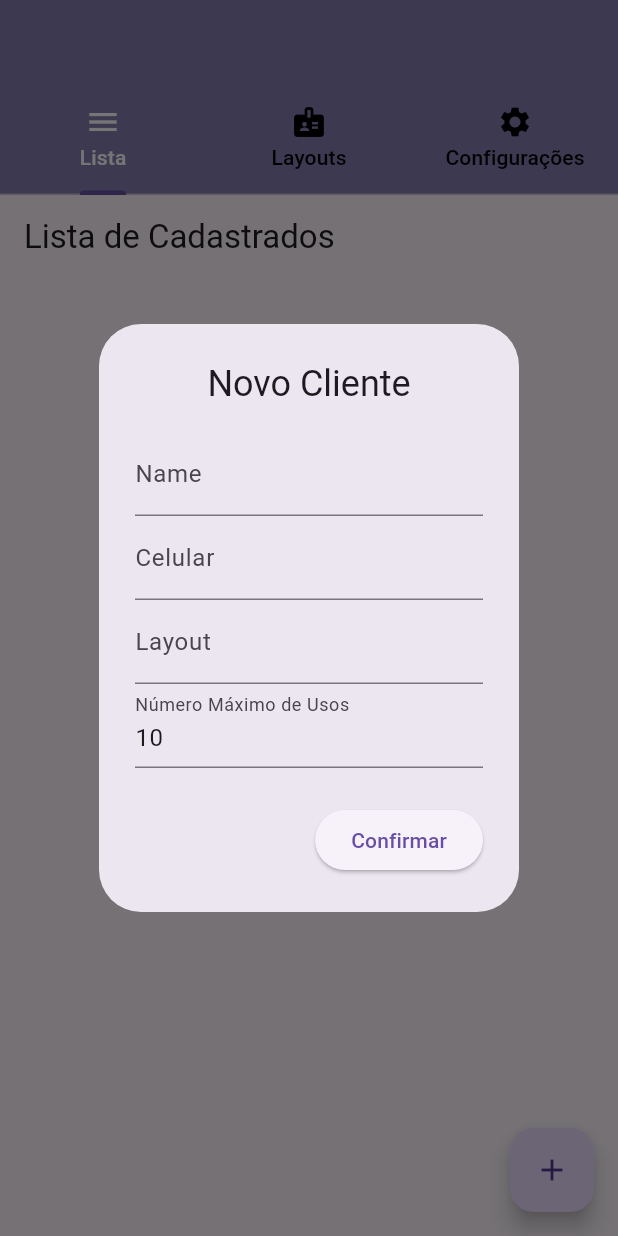
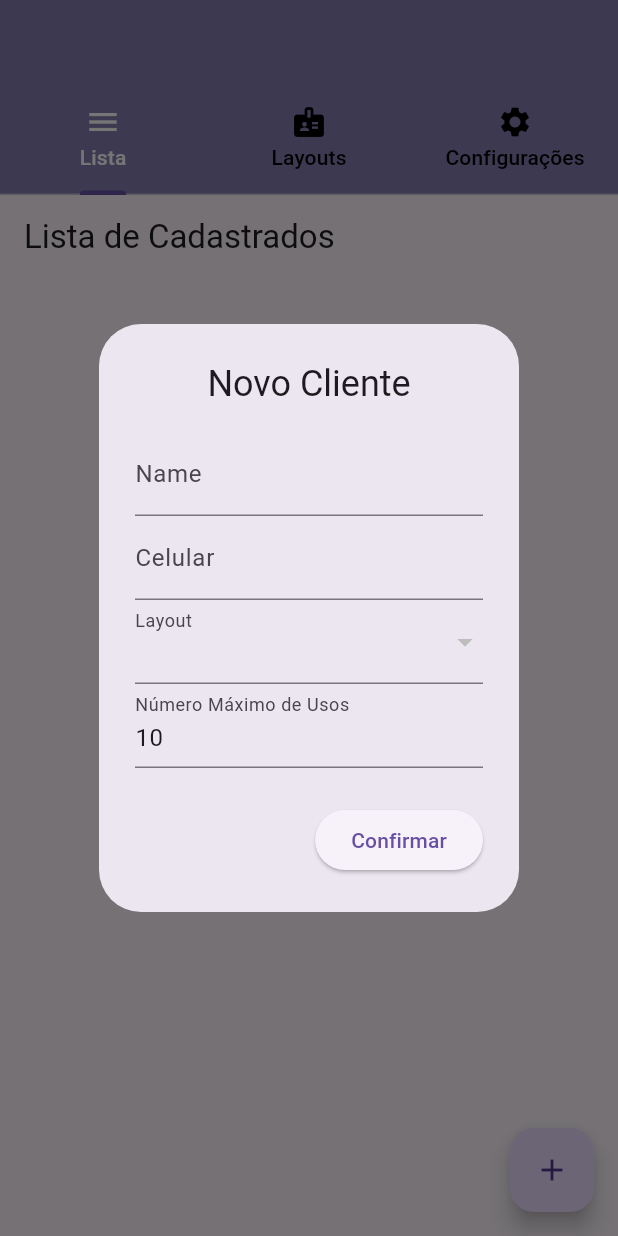
Before and after one commit to MundusUni/Giftelo, a Flutter app: the screen it shows after launch, after a tap on the "add" icon, on a phone screen of 412 x 824 dp. Run offline on Flutter 3.47's test engine with Material 3 defaults, Android fonts, the phone set to English and light mode, and no system bars; our stand-ins replace image_picker, sqflite, sqflite_common_ffi; accounts and stored records are empty.

Commit message:
V0.3.7
Corrigido bug onde dava erro e não abria a popup mostrando o cartão para envio.

Alterado campo de Layout na edição de cadastrado, para mostrar uma lista com os layouts existentes.

Corrigido bug onde se o layout for deletado as popups de envio e de edição não abriam mais ou davam erro.

```diff
--- a/lib/data/database_layout.dart
+++ b/lib/data/database_layout.dart
@@ -322,6 +322,16 @@ Future<void> resetLayoutDatabase() async {
     }).toList();
   }
 
+    // Retorna todos os nomes presentes na coluna 'name_layout'
+  Future<List<String>> getAllNames() async {
+    final db = await layoutDatabase;
+    final result = await db.query(
+      'layout_table',
+      columns: ['name_layout'],
+    );
 
+    // Transforma os resultados em uma lista de strings
+    return result.map((row) => row['name_layout'] as String).toList();
+  }
 
 }
--- a/lib/ui/lista_de_cadastrados.dart
+++ b/lib/ui/lista_de_cadastrados.dart
@@ -2,6 +2,7 @@ import 'package:flutter/material.dart';
 import '../data/database_users.dart';
 import './lista_de_cadastrados/image_generator.dart';
 import 'package:flutter/services.dart';
+import '../data/database_layout.dart';
 
 class ListaDeCadastrados extends StatefulWidget {
   const ListaDeCadastrados({Key? key}) : super(key: key);
@@ -11,8 +12,10 @@ class ListaDeCadastrados extends StatefulWidget {
 }
 
 class _ListaDeCadastradosState extends State<ListaDeCadastrados> {
+  List<String> _layoutsDisponiveis = [];
   List<Map<String, dynamic>> users = [];
-  final _dbHelper = DatabaseUser();
+  final _dbUser = DatabaseUser();
+  final _dbLayout = DatabaseLayout();
 
   final _nameController = TextEditingController();
   final _celularController = TextEditingController();
@@ -24,17 +27,23 @@ class _ListaDeCadastradosState extends State<ListaDeCadastrados> {
   @override
   void initState() {
     super.initState();
-    _loadUsers(); // Carregar usuários do banco ao abrir a tela
+    _loadUsers();
+    _loadLayouts();
   }
 
   Future<void> _loadUsers() async {
-    final data = await _dbHelper.getAllUsers();
+    final data = await _dbUser.getAllUsers();
     setState(() {
       users = data;
     });
   }
 
-
+  Future<void> _loadLayouts() async {
+    final layouts = await _dbLayout.getAllNames();
+    setState(() {
+      _layoutsDisponiveis = layouts;
+    });
+  }
 
 
 
@@ -51,7 +60,7 @@ class _ListaDeCadastradosState extends State<ListaDeCadastrados> {
     'usos': int.parse(_usosController.text),
     'max_usos': int.parse(_maxUsosController.text),
   };
-    await _dbHelper.addUser(user); // Passando o Map para o método addUser
+    await _dbUser.addUser(user); // Passando o Map para o método addUser
     // Limpando os campos após adicionar o cliente
     _nameController.clear();
     _celularController.clear();
@@ -65,9 +74,9 @@ class _ListaDeCadastradosState extends State<ListaDeCadastrados> {
   void _mostrarPopupNovoCliente() {
     _nameController.clear();
     _celularController.clear();
-    _layoutController.clear();
     _usosController.text = '0';
     _maxUsosController.text = '10';
+
 
     showDialog(
       context: context,
@@ -79,7 +88,7 @@ class _ListaDeCadastradosState extends State<ListaDeCadastrados> {
             children: [
               _buildTextField('Name', _nameController),
               _buildTextField('Celular', _celularController),
-              _buildTextField('Layout', _layoutController),
+              _buildLayoutDropdown(),
               _buildTextField('Número Máximo de Usos', _maxUsosController, keyboardType: TextInputType.number),
             ],
           ),
@@ -94,6 +103,28 @@ class _ListaDeCadastradosState extends State<ListaDeCadastrados> {
     );
   }
 
+  Widget _buildLayoutDropdown() {
+    final String? dropdownValue = _layoutsDisponiveis.contains(_layoutController.text)
+        ? _layoutController.text
+        : null;
+
+    return DropdownButtonFormField<String>(
+      value: dropdownValue,
+      items: _layoutsDisponiveis.map((String layout) {
+        return DropdownMenuItem<String>(
+          value: layout,
+          child: Text(layout),
+        );
+      }).toList(),
+      onChanged: (String? newValue) {
+        setState(() {
+          _layoutController.text = newValue ?? '';
+        });
+      },
+      decoration: const InputDecoration(labelText: 'Layout'),
+      hint: const Text(''), // Exibe em branco se valor for null
+    );
+  }
 
 void _mostrarPopupEdicao(Map<String, dynamic> usuario) {
   _nameController.text = usuario['name'];
@@ -112,7 +143,7 @@ void _mostrarPopupEdicao(Map<String, dynamic> usuario) {
           children: [
             _buildTextField('Name', _nameController),
             _buildTextField('Celular', _celularController),
-            _buildTextField('Layout', _layoutController),
+            _buildLayoutDropdown(),
             _buildTextField('Usos', _usosController),
             _buildTextField('Número Máximo de Usos', _maxUsosController, keyboardType: TextInputType.number),
           ],
@@ -135,6 +166,7 @@ void _mostrarPopupEdicao(Map<String, dynamic> usuario) {
                 onPressed: () {
                   _salvarEdicao(usuario['id']); // Chama a função para salvar
                   Navigator.pop(context); // Fecha a popup de edição
+                  Navigator.pop(context); // Fecha a popup de envio
                 },
                 child: const Text('Salvar'),
               ),
@@ -173,7 +205,15 @@ void _mostrarPopupEdicao(Map<String, dynamic> usuario) {
 
 
 void _mostrarPopupEnviar(Map<String, dynamic> usuario) async {
-  final Uint8List? cardImage = await generateCardImage(context, usuario['id']);
+  Uint8List? cardImage;
+
+  try {
+    cardImage = await generateCardImage(context, usuario['id']);
+  } catch (e) {
+    // Loga o erro se quiser
+    print('Erro ao gerar imagem do cartão: $e');
+    cardImage = null; // Garante que será tratado abaixo
+  }
 
   showDialog(
     context: context,
@@ -186,7 +226,7 @@ void _mostrarPopupEnviar(Map<String, dynamic> usuario) async {
             //cardImage, // A imagem gerada será exibida aqui
             cardImage != null
               ? Image.memory(cardImage)
-              : const Text('Erro ao gerar imagem do cartão'),
+              : const Text('Não foi possível carregar o cartão.\nVerifique se o layout ainda existe.'),
           ],
         ),
         actions: [
@@ -228,7 +268,7 @@ void _mostrarPopupEnviar(Map<String, dynamic> usuario) async {
                     return; // Impede que a popup seja fechada
                   }
                 // Atualiza o campo de usos no banco
-                await _dbHelper.updateUser({
+                await _dbUser.updateUser({
                   'usos': usuario['usos'] + 1, // Aumenta o valor de 'usos' em 1
                 });
                 _loadUsers(); // Atualiza a lista de usuários
@@ -259,7 +299,7 @@ void _mostrarPopupEnviar(Map<String, dynamic> usuario) async {
         'usos': int.parse(_usosController.text),
         'max_usos': int.parse(_maxUsosController.text),
       };
-      await _dbHelper.updateUser(user);
+      await _dbUser.updateUser(user);
       //Navigator.pop(context);
       _loadUsers(); // Atualizar a lista de usuários na tela
     } catch (e) {
@@ -269,7 +309,7 @@ void _mostrarPopupEnviar(Map<String, dynamic> usuario) async {
 
 
 void _deleteUser(int id) async {
-  await _dbHelper.deleteUser(id); // Deleta o usuário do banco de dados
+  await _dbUser.deleteUser(id); // Deleta o usuário do banco de dados
   _loadUsers(); // Atualiza a lista de usuários na tela
 }
 
@@ -290,6 +330,7 @@ void _confirmarExclusao(int id) {
               _deleteUser(id); // Deleta o usuário
               Navigator.pop(context); // Fecha a popup de confirmação
               Navigator.pop(context); // Fecha a popup de edição (caso esteja aberta)
+              Navigator.pop(context);
             },
             child: Text('Excluir', style: TextStyle(color: Colors.red)),
           ),
```
